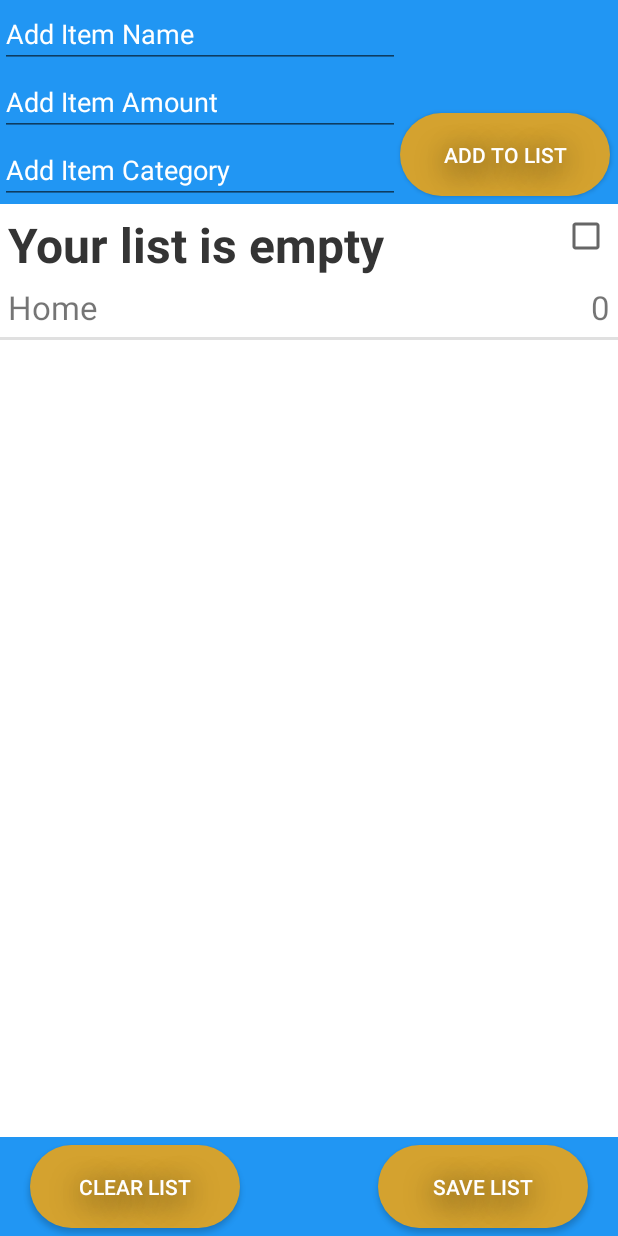
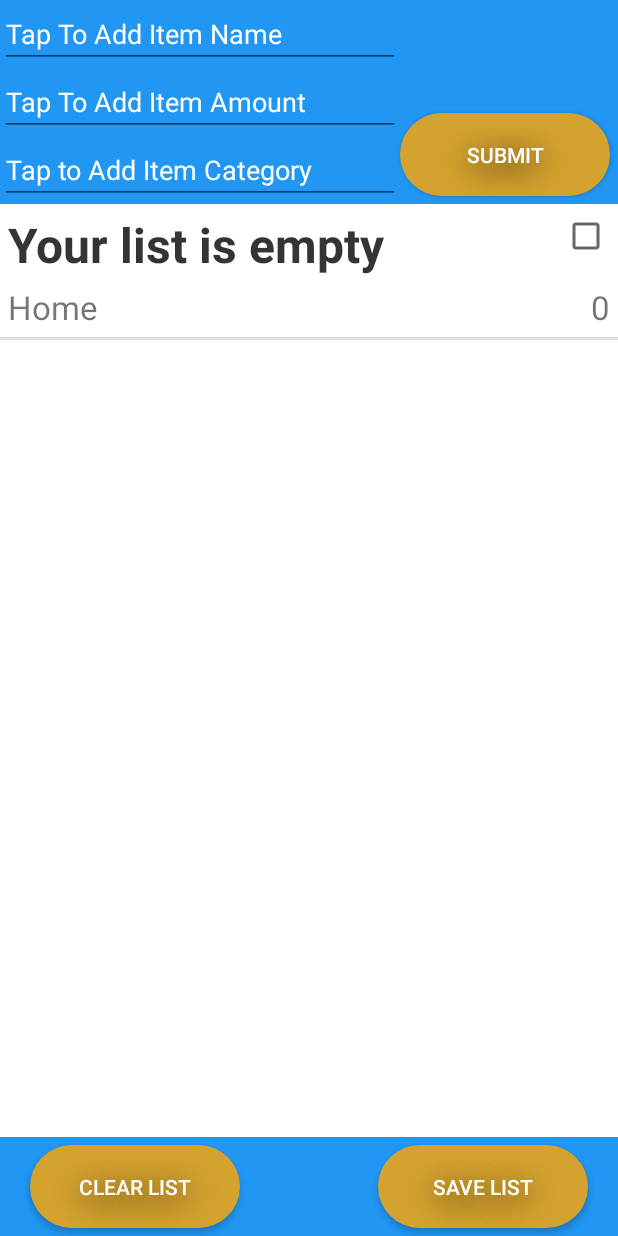
Before and after one commit to ajs476/iBuy, an Android app: the CreateListActivity screen opened directly, with no data from a screen before it, on a phone screen of 412 x 824 dp. Run offline under Robolectric (Android 15) with nearby library versions, the phone set to English and light mode, and no system bars.

Commit message:
Small UI changes and bug fixes

```diff
--- a/app/src/main/java/cs399/sp/gatheryourgoods/CreateListActivity.java
+++ b/app/src/main/java/cs399/sp/gatheryourgoods/CreateListActivity.java
@@ -735,7 +735,7 @@ public class CreateListActivity extends AppCompatActivity {
             editor = preferences.edit();
             editor.putString("itemList", string_list);
             editor.apply();
-            Toast.makeText(CreateListActivity.this, "List String Saved to preferences", Toast.LENGTH_SHORT).show();
+            Toast.makeText(CreateListActivity.this, "List Saved Successfully!", Toast.LENGTH_SHORT).show();
         }
         else{
             Toast.makeText(CreateListActivity.this, "Cannot save empty list...", Toast.LENGTH_SHORT).show();
--- a/app/src/main/java/cs399/sp/gatheryourgoods/MainActivity.java
+++ b/app/src/main/java/cs399/sp/gatheryourgoods/MainActivity.java
@@ -97,7 +97,7 @@ public class MainActivity extends AppCompatActivity {
                             amtlist = tokens[i+2];
                             newItem.setItemAmount(amtlist);
                             // create email string message
-                            email += namelist+": "+amtlist+" ("+catlist+")\n";
+                            email += namelist.substring(0,1).toUpperCase() + namelist.substring(1)+": "+amtlist+" ("+catlist+")\n";
                         }
                                 // create email intent on share button press
                                 Log.i("Send email", "");
--- a/app/src/main/res/layout/activity_create_list.xml
+++ b/app/src/main/res/layout/activity_create_list.xml
@@ -33,7 +33,7 @@
         style="?android:attr/buttonStyleSmall"
         android:layout_width="wrap_content"
         android:layout_height="wrap_content"
-        android:text="Add To List"
+        android:text="Submit"
         android:id="@+id/buttonAddItem"
         android:background="@drawable/buttonshape2"
         android:shadowColor="#000000"
@@ -103,7 +103,7 @@
         android:layout_height="wrap_content"
         android:id="@+id/editTextCategory"
         android:textColorHint="#FFFFFF"
-        android:hint="Add Item Category"
+        android:hint="Tap to Add Item Category"
         android:layout_below="@+id/editTextAddAmount"
         android:layout_alignParentLeft="true"
         android:layout_alignParentStart="true"
--- a/app/src/main/res/values/strings.xml
+++ b/app/src/main/res/values/strings.xml
@@ -3,7 +3,7 @@
 
     <string name="hello_world">Hello world!</string>
     <string name="action_settings">Settings</string>
-    <string name="name_hint">Add Item Name</string>
-    <string name="amount_hint">Add Item Amount</string>
-    <string name="category_hint">Item Category</string>
+    <string name="name_hint">Tap To Add Item Name</string>
+    <string name="amount_hint">Tap To Add Item Amount</string>
+    <string name="category_hint">Tap To Add Item Category</string>
 </resources>
```
